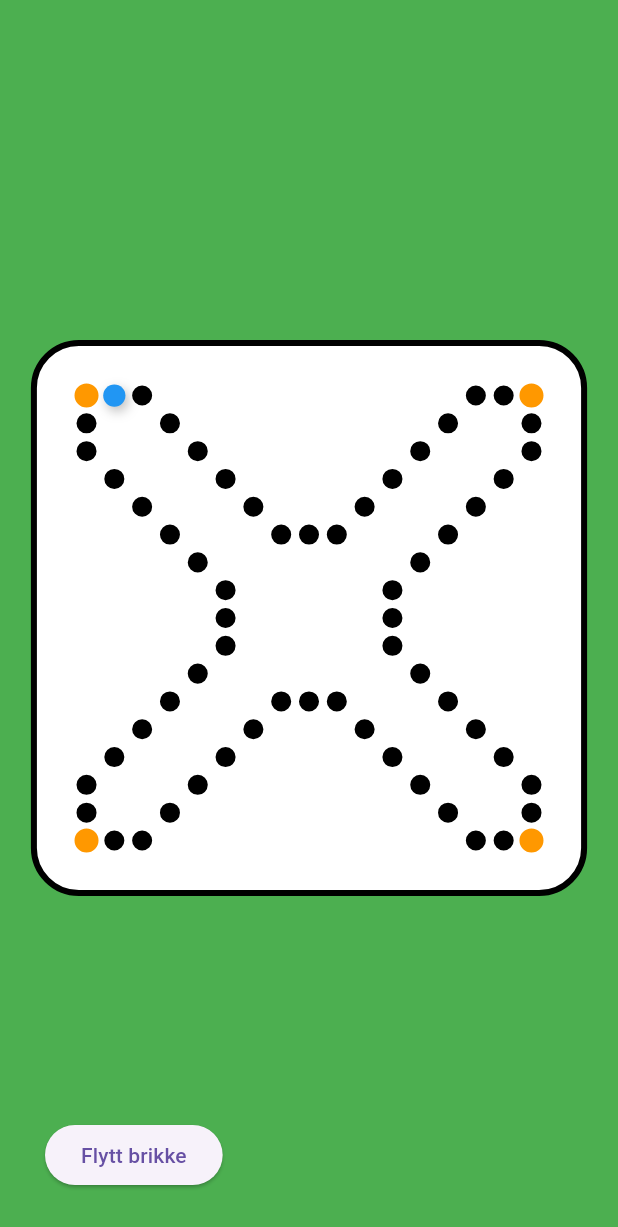
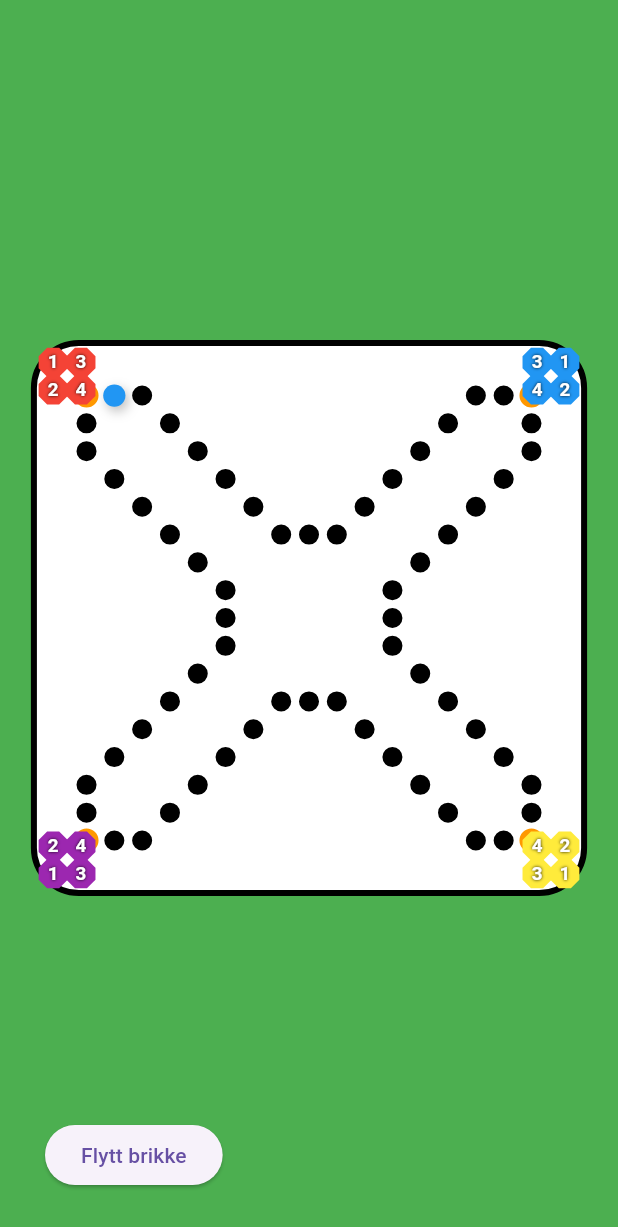
Before and after one commit to SarcasticSir/dog_game, a Flutter app: the screen it shows after launch, after a tap on "Flytt brikke", on a phone screen of 412 x 824 dp. Shown: the top 1227 px of the screen. Run offline on Flutter 3.47's test engine with Material 3 defaults, Android fonts, the phone set to English and light mode, and no system bars.

Commit message:
lagt til målfelter i oktagonform

```diff
--- a/lib/main.dart
+++ b/lib/main.dart
@@ -1,4 +1,5 @@
 import 'package:flutter/material.dart';
+import 'dart:math';
 
 void main() => runApp(const DogGameApp());
 
@@ -8,7 +9,7 @@ class DogGameApp extends StatelessWidget {
   Widget build(BuildContext context) {
     return const MaterialApp(
       home: Scaffold(
-        backgroundColor: Colors.green,
+        backgroundColor: Colors.green, // <---- Endre bakgrunnsfarge her
         body: SafeArea(child: DogBoard()),
       ),
     );
@@ -16,9 +17,11 @@ class DogGameApp extends StatelessWidget {
 }
 
 class Field {
-  final Offset relPos; // 0.0 - 1.0 prosent-basert
-  final String type; // 'normal', 'immunity'
-  Field(this.relPos, this.type);
+  final Offset relPos;
+  final String type; // 'normal', 'immunity', 'goal'
+  final int? goalNumber;
+  final int? player;
+  Field(this.relPos, this.type, {this.goalNumber, this.player});
 }
 
 class DogBoard extends StatefulWidget {
@@ -29,7 +32,15 @@ class DogBoard extends StatefulWidget {
 
 class _DogBoardState extends State<DogBoard> {
   late List<Field> fields;
-  int currentPos = 0; // Hvor brikken står
+  int currentPos = 0;
+
+  // <--- FARGER per spiller. Du kan bytte disse!
+  final Map<int, Color> playerGoalColor = {
+    1: Colors.red,
+    2: Colors.blue,
+    3: Colors.yellow,
+    4: Colors.purple,
+  };
 
   @override
   void initState() {
@@ -38,85 +49,58 @@ class _DogBoardState extends State<DogBoard> {
   }
 
   List<Field> _manualFields() {
-    return List.generate(64, (i) {
     final coords = [
-  // Topp (fra venstre mot høyre)
-  Offset(0.10, 0.10),    // 1 (hjørne top venstre)
-  Offset(0.15, 0.10),    // 2
-  Offset(0.20, 0.10),    // 3
-  Offset(0.25, 0.15),    // 4
-  Offset(0.30, 0.20),    // 5
-  Offset(0.35, 0.25),    // 6
-  Offset(0.40, 0.30),    // 7
-  Offset(0.45, 0.35),    // 8
-  Offset(0.50, 0.35),    // 9 midten
-  Offset(0.55, 0.35),    // 10
-  Offset(0.60, 0.30),    // 11
-  Offset(0.65, 0.25),    // 12
-  Offset(0.70, 0.20),    // 13
-  Offset(0.75, 0.15),    // 14
-  Offset(0.80, 0.10),    // 15
-  Offset(0.85, 0.10),    // 16
-
-  // Høyre (topp til bunn)
-  Offset(0.90, 0.10),    // 17 (hjørne top høyre)
-  Offset(0.90, 0.15),    // 18
-  Offset(0.90, 0.20),    // 19
-  Offset(0.85, 0.25),    // 20
-  Offset(0.80, 0.30),    // 21
-  Offset(0.75, 0.35),    // 22
-  Offset(0.70, 0.40),    // 23
-  Offset(0.65, 0.45),    // 24
-  Offset(0.65, 0.50),    // 25 midten
-  Offset(0.65, 0.55),    // 26
-  Offset(0.70, 0.60),    // 27
-  Offset(0.75, 0.65),    // 28
-  Offset(0.80, 0.70),    // 29
-  Offset(0.85, 0.75),    // 30
-  Offset(0.90, 0.80),    // 31
-  Offset(0.90, 0.85),    // 32
-
-  // Bunn (høyre mot venstre)
-  Offset(0.90, 0.90),    // 33 (Hjørne bunn høyre)
-  Offset(0.85, 0.90),    // 34
-  Offset(0.80, 0.90),    // 35
-  Offset(0.75, 0.85),    // 36
-  Offset(0.70, 0.80),    // 37
-  Offset(0.65, 0.75),    // 38
-  Offset(0.60, 0.70),    // 39
-  Offset(0.55, 0.65),    // 40
-  Offset(0.50, 0.65),    // 41 midten
-  Offset(0.45, 0.65),    // 42
-  Offset(0.40, 0.70),    // 43
-  Offset(0.35, 0.75),    // 44
-  Offset(0.30, 0.80),    // 45
-  Offset(0.25, 0.85),    // 46
-  Offset(0.20, 0.90),    // 47
-  Offset(0.15, 0.90),    // 48
-
-  // Venstre (Bunn til topp)
-  Offset(0.10, 0.90),    // 49 (hjørne bunn venstre)
-  Offset(0.10, 0.85),    // 50
-  Offset(0.10, 0.80),    // 51
-  Offset(0.15, 0.75),    // 52
-  Offset(0.20, 0.70),    // 53
-  Offset(0.25, 0.65),    // 54
-  Offset(0.30, 0.60),    // 55
-  Offset(0.35, 0.55),    // 56
-  Offset(0.35, 0.50),    // 57 midten
-  Offset(0.35, 0.45),    // 58
-  Offset(0.30, 0.40),    // 59
-  Offset(0.25, 0.35),    // 60
-  Offset(0.20, 0.30),    // 61
-  Offset(0.15, 0.25),    // 62
-  Offset(0.10, 0.20),    // 63
-  Offset(0.10, 0.15),    // 64
+      // ... (samme 64 koordinater som før, fjernet her for korthet)
+      Offset(0.10, 0.10), Offset(0.15, 0.10), Offset(0.20, 0.10), Offset(0.25, 0.15),
+      Offset(0.30, 0.20), Offset(0.35, 0.25), Offset(0.40, 0.30), Offset(0.45, 0.35),
+      Offset(0.50, 0.35), Offset(0.55, 0.35), Offset(0.60, 0.30), Offset(0.65, 0.25),
+      Offset(0.70, 0.20), Offset(0.75, 0.15), Offset(0.80, 0.10), Offset(0.85, 0.10),
+      Offset(0.90, 0.10), Offset(0.90, 0.15), Offset(0.90, 0.20), Offset(0.85, 0.25),
+      Offset(0.80, 0.30), Offset(0.75, 0.35), Offset(0.70, 0.40), Offset(0.65, 0.45),
+      Offset(0.65, 0.50), Offset(0.65, 0.55), Offset(0.70, 0.60), Offset(0.75, 0.65),
+      Offset(0.80, 0.70), Offset(0.85, 0.75), Offset(0.90, 0.80), Offset(0.90, 0.85),
+      Offset(0.90, 0.90), Offset(0.85, 0.90), Offset(0.80, 0.90), Offset(0.75, 0.85),
+      Offset(0.70, 0.80), Offset(0.65, 0.75), Offset(0.60, 0.70), Offset(0.55, 0.65),
+      Offset(0.50, 0.65), Offset(0.45, 0.65), Offset(0.40, 0.70), Offset(0.35, 0.75),
+      Offset(0.30, 0.80), Offset(0.25, 0.85), Offset(0.20, 0.90), Offset(0.15, 0.90),
+      Offset(0.10, 0.90), Offset(0.10, 0.85), Offset(0.10, 0.80), Offset(0.15, 0.75),
+      Offset(0.20, 0.70), Offset(0.25, 0.65), Offset(0.30, 0.60), Offset(0.35, 0.55),
+      Offset(0.35, 0.50), Offset(0.35, 0.45), Offset(0.30, 0.40), Offset(0.25, 0.35),
+      Offset(0.20, 0.30), Offset(0.15, 0.25), Offset(0.10, 0.20), Offset(0.10, 0.15),
     ];
 
+    // --- BO/MÅL-FELT, 4 per spiller i hvert hjørne ---
+    final List<Field> goalFields = [
+      // ØVERST VENSTRE (spiller 1)
+      Field(Offset(0.04, 0.04), 'goal', goalNumber: 1, player: 1),
+      Field(Offset(0.04, 0.09), 'goal', goalNumber: 2, player: 1),
+      Field(Offset(0.09, 0.04), 'goal', goalNumber: 3, player: 1),
+      Field(Offset(0.09, 0.09), 'goal', goalNumber: 4, player: 1),
+      // ØVERST HØYRE (spiller 2)
+      Field(Offset(0.96, 0.04), 'goal', goalNumber: 1, player: 2),
+      Field(Offset(0.96, 0.09), 'goal', goalNumber: 2, player: 2),
+      Field(Offset(0.91, 0.04), 'goal', goalNumber: 3, player: 2),
+      Field(Offset(0.91, 0.09), 'goal', goalNumber: 4, player: 2),
+      // NEDERST HØYRE (spiller 3)
+      Field(Offset(0.96, 0.96), 'goal', goalNumber: 1, player: 3),
+      Field(Offset(0.96, 0.91), 'goal', goalNumber: 2, player: 3),
+      Field(Offset(0.91, 0.96), 'goal', goalNumber: 3, player: 3),
+      Field(Offset(0.91, 0.91), 'goal', goalNumber: 4, player: 3),
+      // NEDERST VENSTRE (spiller 4)
+      Field(Offset(0.04, 0.96), 'goal', goalNumber: 1, player: 4),
+      Field(Offset(0.04, 0.91), 'goal', goalNumber: 2, player: 4),
+      Field(Offset(0.09, 0.96), 'goal', goalNumber: 3, player: 4),
+      Field(Offset(0.09, 0.91), 'goal', goalNumber: 4, player: 4),
+    ];
 
-      String type = ((i == 0) || (i == 16) || (i == 32) || (i == 48)) ? 'immunity' : 'normal';
-      return Field(coords[i], type);
-    });
+    return [
+      for (int i = 0; i < coords.length; i++)
+        Field(
+          coords[i],
+          ((i == 0) || (i == 16) || (i == 32) || (i == 48)) ? 'immunity' : 'normal',
+        ),
+      ...goalFields,
+    ];
   }
 
   @override
@@ -129,9 +113,11 @@ class _DogBoardState extends State<DogBoard> {
           (constraints.maxHeight - boardSide) / 2,
         );
 
-        double baseFieldSize = boardSide * 0.05; // 5.5% av brettet
-        double immunityMultiplier = 1.2; // Immunfelt litt større
-        double pieceSize = baseFieldSize * 0.8; // Størrelse på brikken
+        // <--- JUSTER STØRRELSE på felter, bo-felt, immunfelt, brikke her!
+        double baseFieldSize = boardSide * 0.05;
+        double immunityMultiplier = 1.2;
+        double goalMultiplier = 1.13;
+        double pieceSize = baseFieldSize * 0.8;
 
         return Stack(
           children: [
@@ -143,13 +129,13 @@ class _DogBoardState extends State<DogBoard> {
                 width: boardSide,
                 height: boardSide,
                 decoration: BoxDecoration(
-                  color: Colors.white,
+                  color: Colors.white, // <--- Endre farge på spillebrett her
                   border: Border.all(color: Colors.black, width: 4),
                   borderRadius: BorderRadius.circular(32),
                 ),
               ),
             ),
-            // Felt
+            // FELTER
             ...fields.asMap().entries.map((entry) {
               final i = entry.key;
               final f = entry.value;
@@ -157,24 +143,56 @@ class _DogBoardState extends State<DogBoard> {
                 boardOrigin.dx + f.relPos.dx * boardSide,
                 boardOrigin.dy + f.relPos.dy * boardSide,
               );
-              double size = f.type == 'immunity'
-                  ? baseFieldSize * immunityMultiplier
-                  : baseFieldSize;
+              double size = baseFieldSize;
+              if (f.type == 'immunity') size *= immunityMultiplier;
+              if (f.type == 'goal') size *= goalMultiplier;
+
+              Color color;
+              if (f.type == 'immunity') {
+                color = Colors.orange; // <--- Endre farge på immunfelt
+              } else if (f.type == 'goal') {
+                color = playerGoalColor[f.player] ?? Colors.green;
+              } else {
+                color = Colors.black; // <--- Endre farge på vanlige felter
+              }
+
+              // Bytt ut sirkelform med oktagon hvis det er mål-felt!
               return Positioned(
                 left: pos.dx - size / 2,
                 top: pos.dy - size / 2,
-                child: Container(
+                child: Stack(
+                  alignment: Alignment.center,
+                  children: [
+                    if (f.type == 'goal')
+                      CustomPaint(
+                        size: Size(size, size),
+                        painter: OctagonPainter(color),
+                      )
+                    else
+                      Container(
                         width: size,
                         height: size,
                         decoration: BoxDecoration(
-                    color: f.type == 'immunity' ? Colors.orange : Colors.black,
+                          color: color,
                           shape: BoxShape.circle,
                           border: Border.all(color: Colors.white, width: size * 0.14),
                         ),
                       ),
+                    if (f.type == 'goal')
+                      Text(
+                        '${f.goalNumber}',
+                        style: TextStyle(
+                          fontWeight: FontWeight.bold,
+                          color: Colors.white,
+                          fontSize: size * 0.6,
+                          shadows: [Shadow(blurRadius: 2, color: Colors.black)],
+                        ),
+                      ),
+                  ],
+                ),
               );
             }),
-            // Brikke
+            // BRIKKE (bare én blå for testing)
             Builder(builder: (context) {
               final pos = Offset(
                 boardOrigin.dx + fields[currentPos].relPos.dx * boardSide,
@@ -186,10 +204,10 @@ class _DogBoardState extends State<DogBoard> {
                 child: Container(
                   width: pieceSize,
                   height: pieceSize,
-                  decoration: const BoxDecoration(
-                    color: Colors.blue,
+                  decoration: BoxDecoration(
+                    color: Colors.blue, // <--- Endre farge på testbrikke
                     shape: BoxShape.circle,
-                    boxShadow: [
+                    boxShadow: const [
                       BoxShadow(
                         color: Colors.black26,
                         blurRadius: 6,
@@ -200,14 +218,14 @@ class _DogBoardState extends State<DogBoard> {
                 ),
               );
             }),
-            // Knapp for å flytte brikken
+            // KNAPP for å flytte brikke
             Positioned(
               left: 30,
               bottom: 30,
               child: ElevatedButton(
                 onPressed: () {
                   setState(() {
-                    currentPos = (currentPos + 1) % fields.length;
+                    currentPos = (currentPos + 1) % 64;
                   });
                 },
                 child: const Text("Flytt brikke"),
@@ -219,3 +237,37 @@ class _DogBoardState extends State<DogBoard> {
     );
   }
 }
+
+// === 🟩 CUSTOM PAINTER FOR OKTAGON (ÅTTEKANT) 🟩 ===
+class OctagonPainter extends CustomPainter {
+  final Color fillColor;
+  OctagonPainter(this.fillColor);
+
+  @override
+  void paint(Canvas canvas, Size size) {
+    final double R = size.width / 2;
+    final Offset c = Offset(size.width / 2, size.height / 2);
+
+    final Path octagon = Path();
+    for (int i = 0; i < 8; i++) {
+      double angle = (pi / 8) + (i * 2 * pi / 8);
+      double x = c.dx + R * cos(angle);
+      double y = c.dy - R * sin(angle);
+      if (i == 0) {
+        octagon.moveTo(x, y);
+      } else {
+        octagon.lineTo(x, y);
+      }
+    }
+    octagon.close();
+
+    final Paint fillPaint = Paint()
+      ..color = fillColor
+      ..style = PaintingStyle.fill;
+
+    canvas.drawPath(octagon, fillPaint);
+  }
+
+  @override
+  bool shouldRepaint(covariant CustomPainter oldDelegate) => false;
+}
```
Lines whose indentation alone changed are shown as unchanged.
